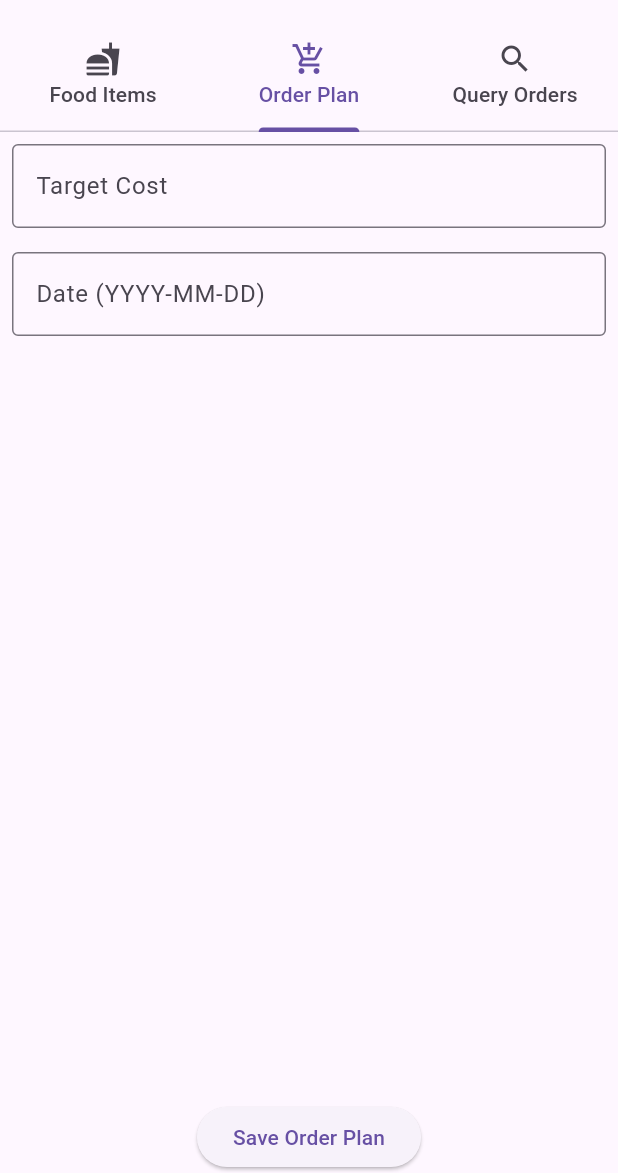
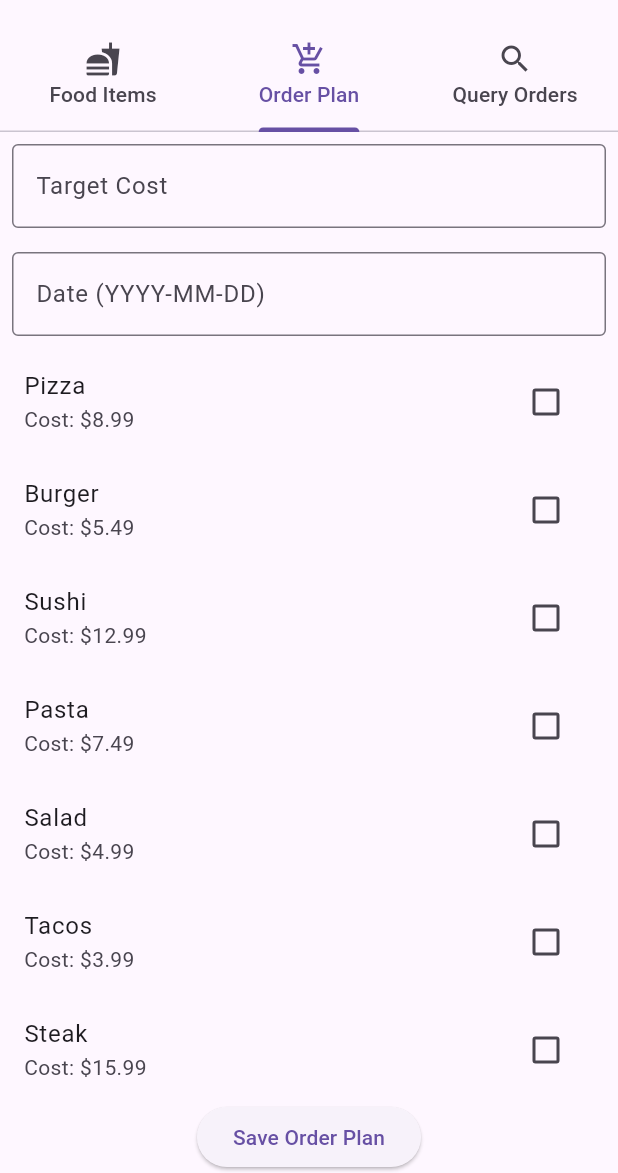
Before and after one commit to tahmid-chowdhury/FoodOrdering, a Flutter app: the screen it shows after launch, tab 2 chosen, on a phone screen of 412 x 824 dp, the part 63-1236 px from its top. Run offline on Flutter 3.47's test engine with Material 3 defaults, Android fonts, the phone set to English and light mode, and no system bars; our stand-ins replace sqflite; accounts and stored records are empty.

Commit message:
Task 1 complete

```diff
--- /dev/null
+++ b/food_ordering/lib/populate_database.dart
@@ -0,0 +1,40 @@
+import 'database_helper.dart';
+
+class PopulateDatabase {
+  final DatabaseHelper dbHelper = DatabaseHelper.instance;
+
+  Future<void> populateFoodItems() async {
+    final List<Map<String, dynamic>> existingItems = await dbHelper.fetchFoodItems();
+    if (existingItems.isNotEmpty) {
+      // Database already populated
+      return;
+    }
+
+    final List<Map<String, dynamic>> foodItems = [
+      {'name': 'Pizza', 'cost': 8.99},
+      {'name': 'Burger', 'cost': 5.49},
+      {'name': 'Sushi', 'cost': 12.99},
+      {'name': 'Pasta', 'cost': 7.49},
+      {'name': 'Salad', 'cost': 4.99},
+      {'name': 'Tacos', 'cost': 3.99},
+      {'name': 'Steak', 'cost': 15.99},
+      {'name': 'Fried Chicken', 'cost': 6.99},
+      {'name': 'Ice Cream', 'cost': 2.99},
+      {'name': 'Sandwich', 'cost': 4.49},
+      {'name': 'Noodles', 'cost': 5.99},
+      {'name': 'Soup', 'cost': 3.49},
+      {'name': 'Curry', 'cost': 8.49},
+      {'name': 'Fries', 'cost': 2.49},
+      {'name': 'Donut', 'cost': 1.99},
+      {'name': 'Hot Dog', 'cost': 3.49},
+      {'name': 'Grilled Cheese', 'cost': 4.99},
+      {'name': 'Smoothie', 'cost': 5.49},
+      {'name': 'Pancakes', 'cost': 6.99},
+      {'name': 'Waffles', 'cost': 7.49},
+    ];
+
+    for (var item in foodItems) {
+      await dbHelper.insertFood(item['name'], item['cost']);
+    }
+  }
+}
```
Also changed, not shown: food_ordering/lib/main.dart (+8 -1 lines), 1 other file.
